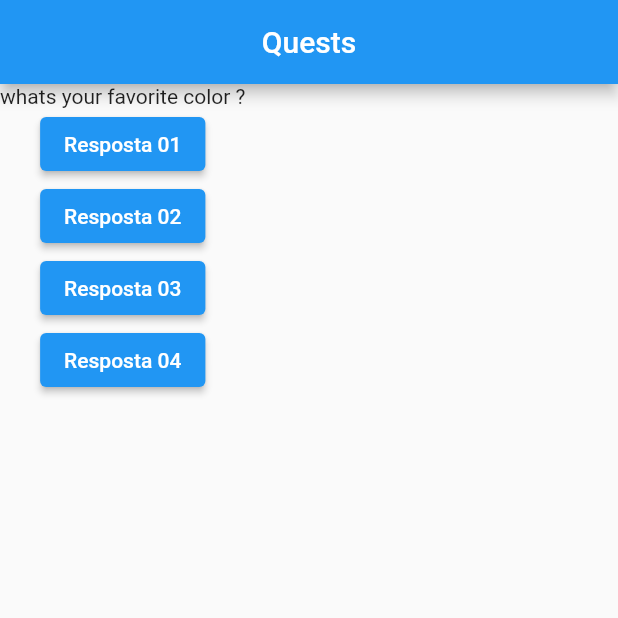
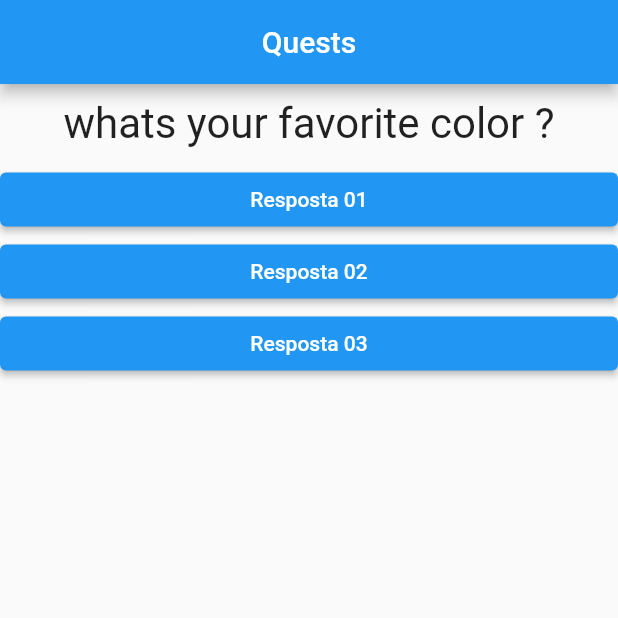
Before and after one commit to LeonardoPaiv/Curso_de_Flutter, a Flutter app: the screen it shows after launch, after a tap on "Resposta 02", on a phone screen of 412 x 824 dp, the top half of it. Run offline on Flutter 3.47's test engine with Material 2 defaults, Android fonts, the phone set to English and light mode, and no system bars.

Commit message:
Add answer.dart class

```diff
--- /dev/null
+++ b/Primeiro Projeto_Perguntas/project_questions/lib/answers.dart
@@ -0,0 +1,21 @@
+import 'package:flutter/src/foundation/key.dart';
+import 'package:flutter/src/widgets/framework.dart';
+import 'package:flutter/material.dart';
+import 'package:flutter/src/material/colors.dart';
+
+class Answer extends StatelessWidget {
+  final String txt;
+
+  Answer(this.txt);
+
+  @override
+  Widget build(BuildContext context) {
+    return Container(
+      width: double.infinity,
+      child: ElevatedButton(
+        child: Text(txt),
+        onPressed: () {},
+      ),
+    );
+  }
+}
--- a/Primeiro Projeto_Perguntas/project_questions/lib/main.dart
+++ b/Primeiro Projeto_Perguntas/project_questions/lib/main.dart
@@ -1,16 +1,18 @@
 import 'package:flutter/material.dart';
+import './questions.dart';
+import './answers.dart';
 
 main() => runApp(new AskApp());
 
-class AskApp extends StatelessWidget {
-  void answer() {
+class _AskAppState extends State<AskApp> {
+  var QuestionSelected = 0;
+
+  void _answer() {
+    setState(() {
+      QuestionSelected++;
+    });
+
     print('question answer');
-  }
-
-  void Function() answer2() {
-    return () {
-      print('answer #2');
-    };
   }
 
   @override
@@ -27,25 +29,19 @@ class AskApp extends StatelessWidget {
         ),
         body: Column(
           children: <Widget>[
-            Text(Questions[0]),
-            //                                         Chamando uma função que
-            //                                         não retorna um valor
-            ElevatedButton(child: Text('Resposta 01'), onPressed: answer),
-
-            // to call a function that return something, you can call a
-            // void function thats return other function
-            ElevatedButton(child: Text('Resposta 02'), onPressed: answer2()),
-            ElevatedButton(
-                child: Text('Resposta 03'),
-                onPressed: () {
-                  print('Answer 3');
-                }),
-            ElevatedButton(
-                child: Text('Resposta 04'),
-                onPressed: () => {print('Answer 4')}),
+            Question(Questions[QuestionSelected]),
+            Answer('Resposta 01'),
+            Answer('Resposta 02'),
+            Answer('Resposta 03'),
           ],
         ),
       ),
     );
   }
 }
+
+class AskApp extends StatefulWidget {
+  _AskAppState createState() {
+    return _AskAppState();
+  }
+}
--- /dev/null
+++ b/Primeiro Projeto_Perguntas/project_questions/lib/questions.dart
@@ -0,0 +1,22 @@
+import 'package:flutter/src/foundation/key.dart';
+import 'package:flutter/src/widgets/framework.dart';
+import 'package:flutter/material.dart';
+
+class Question extends StatelessWidget {
+  final String txt;
+
+  Question(this.txt);
+
+  @override
+  Widget build(BuildContext context) {
+    return Container(
+      width: double.infinity,
+      margin: EdgeInsets.all(10),
+      child: Text(
+        txt,
+        style: TextStyle(fontSize: 28),
+        textAlign: TextAlign.center,
+      ),
+    );
+  }
+}
```
